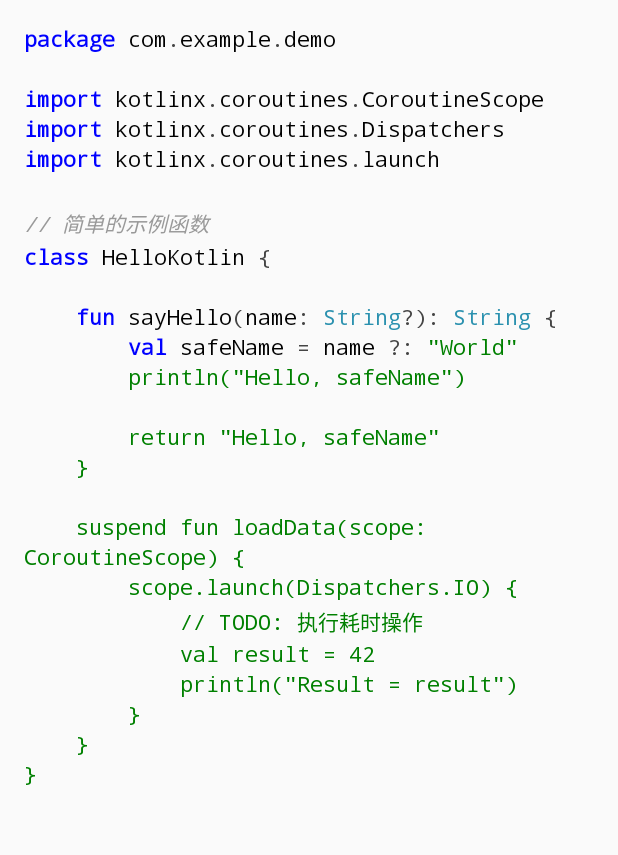
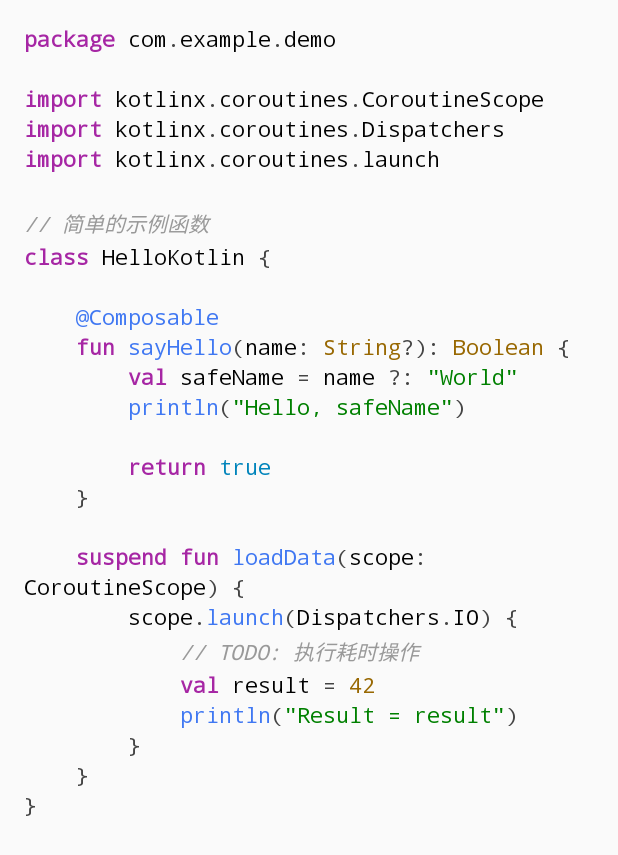
Before and after one commit to zhengdianfang/highlight-code-block, an Android app built with Jetpack Compose: the screen it shows after launch (MainActivity), on a phone screen of 412 x 824 dp. Shown: the top 855 px of the screen. Run offline under Robolectric (Android 15) with nearby library versions, the phone set to English and light mode, and no system bars.

Commit message:
feat: highlight code for kotlin

```diff
--- a/app/src/main/java/com/zhengdianfang/highlightr/HighlighterEngine.kt
+++ b/app/src/main/java/com/zhengdianfang/highlightr/HighlighterEngine.kt
@@ -17,11 +17,9 @@ class HighlighterEngine {
 
         while (index < length) {
             val remaining = code.substring(index)
-
-            // 1. 若在 Block 中，寻找 end
             if (currentBlockRule != null) {
                 val endMatch = currentBlockRule.end.find(remaining)
-                if (endMatch != null && endMatch.range.first == 0) {
+                if (endMatch != null) {
                     val endIndex = index + endMatch.range.last + 1
                     tokens += CodeToken(
                         type = currentBlockRule.type,
@@ -32,7 +30,6 @@ class HighlighterEngine {
                     currentBlockRule = null
                     continue
                 } else {
-                    // 找不到 end，认为直到末尾都是该 Block
                     tokens += CodeToken(
                         type = currentBlockRule.type,
                         start = blockStartIndex,
@@ -42,7 +39,6 @@ class HighlighterEngine {
                 }
             }
 
-            // 2. 尝试匹配 Block begin
             var matched = false
             for (rule in language.blockRules) {
                 val match = rule.begin.find(remaining)
@@ -56,7 +52,6 @@ class HighlighterEngine {
             }
             if (matched) continue
 
-            // 3. 尝试匹配 Inline 规则
             val inlineMatch = matchInlineRules(remaining, language.inlineRules)
             if (inlineMatch != null) {
                 val (rule, range) = inlineMatch
@@ -67,7 +62,6 @@ class HighlighterEngine {
                 continue
             }
 
-            // 4. 处理普通字符/空白/标识符
             val ch = code[index]
             if (ch.isWhitespace()) {
                 val start = index
@@ -83,18 +77,18 @@ class HighlighterEngine {
                 val type = when {
                     language.keywords.contains(ident) -> TokenType.KEYWORD
                     language.types.contains(ident) -> TokenType.TYPE_NAME
+                    language.literals.contains(ident) -> TokenType.LITERAL
                     ident.startsWith("@") -> TokenType.ANNOTATION
+                    language.isFunctionName(code, start, i) -> TokenType.FUNCTION_NAME
                     else -> TokenType.IDENTIFIER
                 }
                 tokens += CodeToken(type, start, i)
                 index = i
             } else {
-                // 符号或其他
                 tokens += CodeToken(TokenType.PUNCTUATION, index, index + 1)
                 index++
             }
         }
-
         return tokens
     }
 
@@ -105,7 +99,7 @@ class HighlighterEngine {
         var best: Pair<LexRule.InlineRule, IntRange>? = null
         for (rule in rules) {
             val m = rule.pattern.find(remaining) ?: continue
-            if (m.range.first != 0) continue // 必须从当前位置开始
+            if (m.range.first != 0) continue
             if (best == null || rule.priority > best.first.priority) {
                 best = rule to m.range
             }
--- a/app/src/main/java/com/zhengdianfang/highlightr/MainActivity.kt
+++ b/app/src/main/java/com/zhengdianfang/highlightr/MainActivity.kt
@@ -4,19 +4,9 @@ import android.graphics.Typeface
 import android.os.Bundle
 import android.widget.TextView
 import androidx.activity.ComponentActivity
-import androidx.activity.compose.setContent
-import androidx.activity.enableEdgeToEdge
-import androidx.compose.foundation.layout.fillMaxSize
-import androidx.compose.foundation.layout.padding
-import androidx.compose.material3.Scaffold
-import androidx.compose.material3.Text
-import androidx.compose.runtime.Composable
-import androidx.compose.ui.Modifier
-import androidx.compose.ui.tooling.preview.Preview
 import androidx.lifecycle.lifecycleScope
 import com.zhengdianfang.highlightr.languages.KotlinLanguage
 import com.zhengdianfang.highlightr.theme.DefaultThemes
-import com.zhengdianfang.highlightr.ui.theme.HighlightrTheme
 
 class MainActivity : ComponentActivity() {
     private lateinit var tvCode: TextView
@@ -40,11 +30,12 @@ class MainActivity : ComponentActivity() {
             // 简单的示例函数
             class HelloKotlin {
 
-                fun sayHello(name: String?): String {
+                @Composable
+                fun sayHello(name: String?): Boolean {
                     val safeName = name ?: "World"
                     println("Hello, safeName")
 
-                    return "Hello, safeName"
+                    return true
                 }
 
                 suspend fun loadData(scope: CoroutineScope) {
--- a/app/src/main/java/com/zhengdianfang/highlightr/languages/KotlinLanguage.kt
+++ b/app/src/main/java/com/zhengdianfang/highlightr/languages/KotlinLanguage.kt
@@ -10,16 +10,20 @@ object KotlinLanguage {
     private val KEYWORDS = setOf(
         "fun", "val", "var", "class", "interface", "object", "package", "import",
         "if", "else", "when", "for", "while", "do", "return", "break", "continue",
-        "is", "in", "as", "this", "super", "null", "true", "false",
+        "is", "in", "as", "this", "super",
         "try", "catch", "finally", "throw",
         "public", "private", "protected", "internal",
         "abstract", "open", "final", "override", "data", "sealed", "const", "suspend",
-        "companion", "where"
+        "companion", "where", "external", "expect", "actual"
     )
 
     private val TYPES = setOf(
         "Int", "Long", "Short", "Byte", "Float", "Double", "Boolean", "Char",
         "String", "Any", "Unit", "Nothing", "List", "MutableList", "Map", "MutableMap"
+    )
+
+    private val LITERALS = setOf(
+        "null", "true", "false"
     )
 
     val definition = LanguageDefinition(
@@ -61,7 +65,18 @@ object KotlinLanguage {
             )
         ),
         keywords = KEYWORDS,
-        types = TYPES
+        types = TYPES,
+        literals = LITERALS,
+        isFunctionName = { source, start, end ->
+            val before = source.substring(0, start)
+            if (before.trimEnd().endsWith("fun")) return@LanguageDefinition true
+
+            var i = end
+            while (i < source.length && source[i].isWhitespace()) i++
+            if (i < source.length && source[i] == '(') return@LanguageDefinition true
+
+            false
+        }
     )
 
     fun register() {
--- a/app/src/main/java/com/zhengdianfang/highlightr/model/type.kt
+++ b/app/src/main/java/com/zhengdianfang/highlightr/model/type.kt
@@ -14,6 +14,7 @@ enum class TokenType {
         COMMENT,
         ANNOTATION,
         TYPE_NAME,
+        LITERAL,
         FUNCTION_NAME,
         OPERATOR,
         PUNCTUATION,
@@ -57,5 +58,7 @@ data class LanguageDefinition(
     val blockRules: List<LexRule.BlockRule>,
     val inlineRules: List<LexRule.InlineRule>,
     val keywords: Set<String> = emptySet(),
-    val types: Set<String> = emptySet()
+    val types: Set<String> = emptySet(),
+    val literals: Set<String> = emptySet(),
+    val isFunctionName: (source: String, start: Int, end: Int) -> Boolean = { _, _, _ -> false }
 )
--- a/app/src/main/java/com/zhengdianfang/highlightr/theme/DefaultThemes.kt
+++ b/app/src/main/java/com/zhengdianfang/highlightr/theme/DefaultThemes.kt
@@ -10,14 +10,16 @@ object DefaultThemes {
     val LightTheme = CodeTheme(
         defaultStyle = TextStyle(color = Color.BLACK),
         styleMap = mapOf(
-            TokenType.KEYWORD to TextStyle(color = Color.parseColor("#0000FF"), bold = true),
+            TokenType.KEYWORD to TextStyle(color = Color.parseColor("#A626A4"), bold = true),
             TokenType.STRING to TextStyle(color = Color.parseColor("#008000")),
             TokenType.COMMENT to TextStyle(color = Color.parseColor("#999999"), italic = true),
-            TokenType.NUMBER to TextStyle(color = Color.parseColor("#FF00FF")),
-            TokenType.TYPE_NAME to TextStyle(color = Color.parseColor("#2B91AF")),
-            TokenType.ANNOTATION to TextStyle(color = Color.parseColor("#FF4500")),
+            TokenType.NUMBER to TextStyle(color = Color.parseColor("#986802")),
+            TokenType.TYPE_NAME to TextStyle(color = Color.parseColor("#986802")),
+            TokenType.ANNOTATION to TextStyle(color = Color.parseColor("#4078F2")),
             TokenType.IDENTIFIER to TextStyle(color = Color.BLACK),
-            TokenType.PUNCTUATION to TextStyle(color = Color.DKGRAY)
+            TokenType.PUNCTUATION to TextStyle(color = Color.DKGRAY),
+            TokenType.LITERAL to TextStyle(color = Color.parseColor("#0084BB")),
+            TokenType.FUNCTION_NAME to TextStyle(color = Color.parseColor("#4078F2")),
         )
     )
 }
```
Also changed, not shown: 1 other file. Lines whose indentation alone changed are shown as unchanged.
